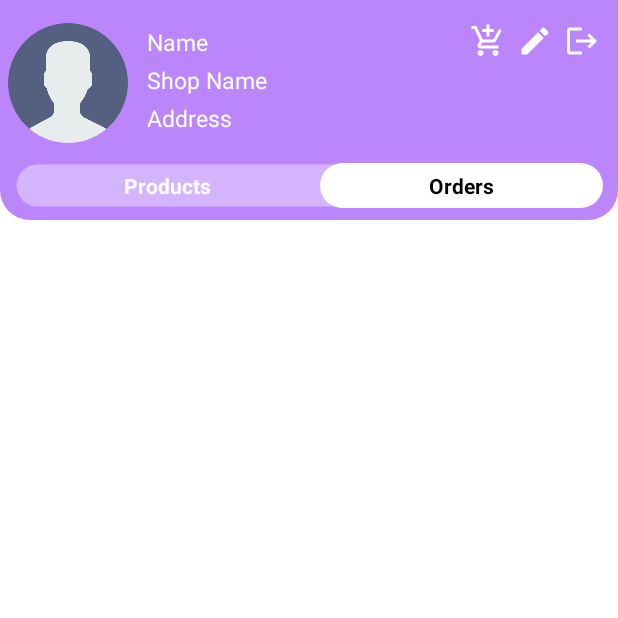
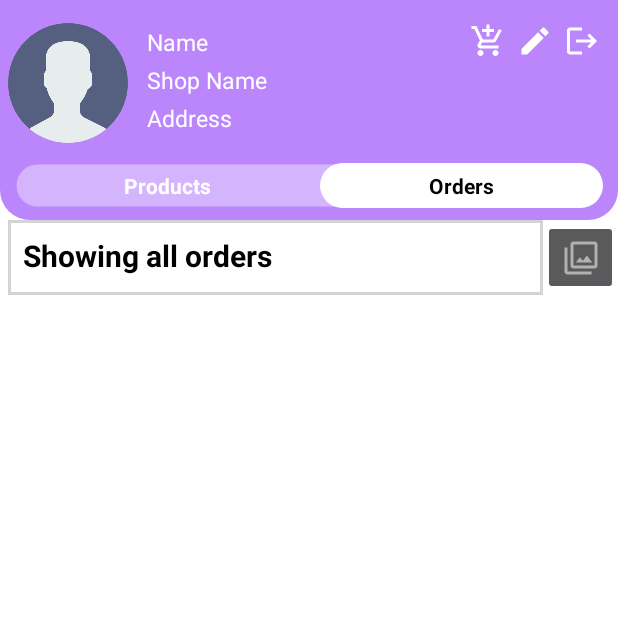
Before and after one commit to Rachit-3850/groceryapp, an Android app: the Main_Seller_Activity screen opened directly, with no data from a screen before it, after a tap on "Orders", on a phone screen of 412 x 824 dp, the top half of it. Run offline under Robolectric (Android 15) with nearby library versions, the phone set to English and light mode, and no system bars; our stand-ins replace Firebase (no records; nobody signed in at launch, a user with empty details on screens opened directly), Picasso; libraries missing offline, so code that uses them is left out: com.blogspot.atifsoftwares; plain views replace CircularImageView; 1 statement that could not run was skipped.

Commit message:
added selle's orders features

```diff
--- a/app/src/main/java/com/example/groceryapp/Constants.java
+++ b/app/src/main/java/com/example/groceryapp/Constants.java
@@ -7,9 +7,8 @@ public class Constants {
             "Biscuits Snacks & Chocolates",
             "BreakFast & dairy",
             "Cooking Needs",
-            "Frozen Food",
             "Fruits",
-            "Pet Cate",
+            "Electronics",
             "Pharmacy",
             "Vegetables",
             "others"
@@ -21,9 +20,8 @@ public class Constants {
             "Biscuits Snacks & Chocolates",
             "BreakFast & dairy",
             "Cooking Needs",
-            "Frozen Food",
             "Fruits",
-            "Pet Cate",
+            "Electronics",
             "Pharmacy",
             "Vegetables",
             "others"
--- a/app/src/main/java/com/example/groceryapp/Main_Seller_Activity.java
+++ b/app/src/main/java/com/example/groceryapp/Main_Seller_Activity.java
@@ -36,12 +36,12 @@ import com.squareup.picasso.Picasso;
 import java.util.ArrayList;
 
 public class Main_Seller_Activity extends AppCompatActivity {
-    private TextView main_heading , shopName , address , products , orders  ;
+    private TextView main_heading , shopName , address , products , orders ,filterNoteOrders ,filterNoteProducts;
     private ImageView logout_btn , addProduct;
     private ImageView editP;
-    ImageButton btn;
+    ImageButton btn , orderbtn;
     EditText search;
-    RecyclerView productRV;
+    RecyclerView productRV, ordersRV;
     LinearLayout  product , order;
     CircularImageView circularImageView;
 
@@ -51,6 +51,9 @@ public class Main_Seller_Activity extends AppCompatActivity {
 
     private ArrayList<ModelProduct> productList;
     private adapterRecycleSeller adapterRecycleSeller;
+
+    private ArrayList<ModelOrderSeller> ordersList;
+    AdapterConfirmOrdersSeller adapterConfirmOrdersSeller;
 
     @Override
     protected void onCreate(Bundle savedInstanceState) {
@@ -71,6 +74,10 @@ public class Main_Seller_Activity extends AppCompatActivity {
         search = findViewById(R.id.product_search);
         btn = findViewById(R.id.filter_btn_product);
         circularImageView = findViewById(R.id.seller_profile_main);
+        orderbtn = findViewById(R.id.orders_filter_seller);
+        ordersRV = findViewById(R.id.recycleView_orders);
+        filterNoteOrders = findViewById(R.id.orders_show_seller);
+        filterNoteProducts = findViewById(R.id.filter_product_text);
 
         logout_btn.setOnClickListener(new View.OnClickListener() {
             @Override
@@ -87,6 +94,7 @@ public class Main_Seller_Activity extends AppCompatActivity {
         firebaseAuth = FirebaseAuth.getInstance();
         checkUser();
         loadAllProducts();
+        loadAllOrders();
 
         showProductUI();
 
@@ -151,15 +159,18 @@ public class Main_Seller_Activity extends AppCompatActivity {
             @Override
             public void onClick(View view) {
                 AlertDialog.Builder builder = new AlertDialog.Builder(Main_Seller_Activity.this);
-                builder.setItems(Constants.options2, new DialogInterface.OnClickListener() {
+                builder.setTitle("Filter Products")
+                        .setItems(Constants.options2, new DialogInterface.OnClickListener() {
                     @Override
                     public void onClick(DialogInterface dialogInterface, int i) {
                         String selected = Constants.options2[i];
                         Log.d("message", "onClick: "+selected);
                         if(selected.equals("All")) {
+                            filterNoteProducts.setText("Showing All Products");
                             loadAllProducts();
                         }
                         else {
+                            filterNoteProducts.setText("Showing Products : "+ selected);
                             loadFilterProducts(selected);
                         }
                     }
@@ -167,7 +178,71 @@ public class Main_Seller_Activity extends AppCompatActivity {
                         .show();
             }
         });
+        orderbtn.setOnClickListener(new View.OnClickListener() {
+            @Override
+            public void onClick(View view) {
+                AlertDialog.Builder builder = new AlertDialog.Builder(Main_Seller_Activity.this);
+                String options[] = {"All" , "In Progress","Completed","Cancelled"};
+                builder.setTitle("Filter Orders")
+                    .setItems(options, new DialogInterface.OnClickListener() {
+                    @Override
+                    public void onClick(DialogInterface dialogInterface, int i) {
+                        String selected = options[i];
+                        if(selected.equals("All")) {
+                            filterNoteOrders.setText("Showing All Status");
+                            adapterConfirmOrdersSeller.getFilter().filter("");
+                        }
+                        else {
+                            filterNoteOrders.setText("Showing Status : "+selected);
+                            adapterConfirmOrdersSeller.getFilter().filter(selected);
 
+                        }
+                    }
+                })
+                        .show();
+            }
+        });
+
+    }
+
+    private void leadFilterOrders() {
+    }
+
+    private void loadAllOrders() {
+        ordersList = new ArrayList<>();
+        DatabaseReference ref = FirebaseDatabase.getInstance().getReference("Users");
+        ref.child(firebaseAuth.getUid()).child("Orders")
+                .addValueEventListener(new ValueEventListener() {
+                    @Override
+                    public void onDataChange(@NonNull DataSnapshot snapshot) {
+                        ordersList.clear();
+                        for(DataSnapshot ds : snapshot.getChildren()) {
+//                            ModelOrderSeller modelOrderSeller = ds.getValue(ModelOrderSeller.class);
+                            String orderIdo = ""+ ds.child("orderId").getValue();
+                            String orderByo = ""+ ds.child("orderBy").getValue();
+                            String orderToo = ""+ ds.child("orderTo").getValue();
+                            String orderCosto = ""+ ds.child("orderCost").getValue();
+                            String orderStatuso = ""+ ds.child("orderStatus").getValue();
+                            String orderTimeo = ""+ ds.child("orderTime").getValue();
+
+                            ModelOrderSeller modelOrderSeller = new ModelOrderSeller(orderIdo , orderTimeo , orderStatuso,orderCosto,orderByo,orderToo,df);
+
+                            ordersList.add(modelOrderSeller);
+                        }
+                        Log.d("ordersSeller", "onDataChange: "+ordersList.size());
+                        //setup adapter
+                        ordersRV.setLayoutManager(new LinearLayoutManager(Main_Seller_Activity.this
+                        ));
+                        adapterConfirmOrdersSeller =  new AdapterConfirmOrdersSeller(Main_Seller_Activity.this,ordersList);
+                        //set adapter
+                        ordersRV.setAdapter(adapterConfirmOrdersSeller);
+                    }
+
+                    @Override
+                    public void onCancelled(@NonNull DatabaseError error) {
+
+                    }
+                });
     }
 
     private void loadAllProducts() {
@@ -285,7 +360,7 @@ public class Main_Seller_Activity extends AppCompatActivity {
         }
 
     }
-
+    String df;
     private void loadMyInfo() {
         DatabaseReference ref = FirebaseDatabase.getInstance().getReference("Users");
         ref.orderByChild("uid").equalTo(firebaseAuth.getUid())
@@ -298,6 +373,7 @@ public class Main_Seller_Activity extends AppCompatActivity {
                             String addr = ""+ds.child("address").getValue();
                             String accountType = ""+ds.child("accountType").getValue();
                             String icon = ""+ds.child("icon").getValue();
+                            String df = ""+ds.child("deleveryfee").getValue();
 
                             try {
                                 Picasso.get().load(icon).placeholder(R.drawable.user).into(circularImageView);
--- a/app/src/main/res/layout/activity_main_seller.xml
+++ b/app/src/main/res/layout/activity_main_seller.xml
@@ -134,7 +134,7 @@
 <!--    products-->
     <LinearLayout
         android:layout_width="match_parent"
-        android:layout_height="match_parent"
+        android:layout_height="wrap_content"
         android:id="@+id/products_layout_seller"
         android:orientation="vertical"
         >
@@ -185,11 +185,44 @@
 <!--orders-->
     <LinearLayout
         android:layout_width="match_parent"
-        android:layout_height="match_parent"
+        android:layout_height="wrap_content"
         android:id="@+id/orders_layout_seller"
         android:orientation="vertical"
         >
 
+        <LinearLayout
+            android:layout_width="match_parent"
+            android:orientation="horizontal"
+            android:layout_height="wrap_content">
+            <TextView
+                android:layout_width="wrap_content"
+                android:layout_height="50dp"
+                android:textColorHint="@color/grey2"
+                android:background="@drawable/rectangle_box"
+                android:textColor="@color/black"
+                android:textSize="20dp"
+                android:paddingTop="10dp"
+                android:text="Showing all orders"
+                android:id="@+id/orders_show_seller"
+                android:layout_weight="5"
+                android:layout_marginLeft="5dp"
+                android:textStyle="bold"
+                android:paddingLeft="10dp"/>
+            <ImageButton
+                android:layout_width="50dp"
+                android:layout_height="50dp"
+                android:padding="5dp"
+                android:id="@+id/orders_filter_seller"
+                android:src="@drawable/ic_baseline_filter_24" />
+        </LinearLayout>
+        <androidx.recyclerview.widget.RecyclerView
+            android:layout_width="match_parent"
+            android:layout_height="wrap_content"
+            android:background="@color/grey2"
+            app:reverseLayout="true"
+            app:stackFromEnd="true"
+            android:id="@+id/recycleView_orders" />
     </LinearLayout>
 
+
 </LinearLayout>
```
Also changed, not shown: app/src/main/java/com/example/groceryapp/AdapterConfirmOrdersSeller.java (added, +132 -0 lines), app/src/main/java/com/example/groceryapp/ModelOrderSeller.java (added, +71 -0 lines), app/src/main/java/com/example/groceryapp/filtersOrdersSeller.java (added, +47 -0 lines), app/src/main/res/layout/dialog_add_to_cart.xml (+5 -5 lines), app/src/main/res/layout/orders_seller_card.xml (added, +106 -0 lines).
